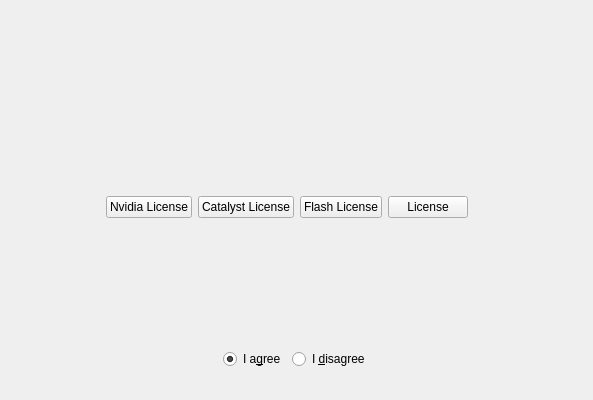
Old version of the form src/modules/license/LicensePage.ui in the repository calamares/calamares.
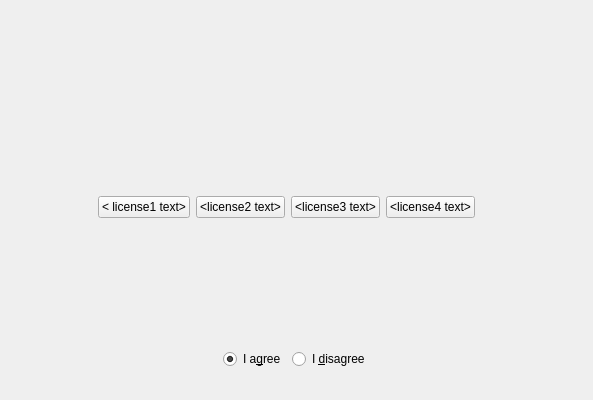
New version of the form.

Commit message: start to make the the button names modular too all renamed away from any proprietary app added both webview & license to settings.conf, commented out only button tried to connect to license.conf is license1Button, correctly read in LVS.cpp not read in LP.cpp, that is why line 70 is commented out help needed how to make the correct connections for button text

What changed in the file:
```diff
--- a/src/modules/license/LicensePage.ui
+++ b/src/modules/license/LicensePage.ui
@@ -63,28 +63,28 @@
        <item>
         <widget class="QPushButton" name="nvidiaButton">
          <property name="text">
-          <string>Nvidia License</string>
+          <string notr="true">&lt; license1 text&gt;</string>
          </property>
         </widget>
        </item>
        <item>
         <widget class="QPushButton" name="catalystButton">
          <property name="text">
-          <string>Catalyst License</string>
+          <string notr="true">&lt;license2 text&gt;</string>
          </property>
         </widget>
        </item>
        <item>
         <widget class="QPushButton" name="flashButton">
          <property name="text">
-          <string>Flash License</string>
+          <string notr="true">&lt;license3 text&gt;</string>
          </property>
         </widget>
        </item>
        <item>
         <widget class="QPushButton" name="licenseButton">
          <property name="text">
-          <string>License</string>
+          <string>&lt;license4 text&gt;</string>
          </property>
         </widget>
        </item>
```
Left out of the diff: 8 changed lines with no effect on the pictures. The commit also changes 4 other files.
